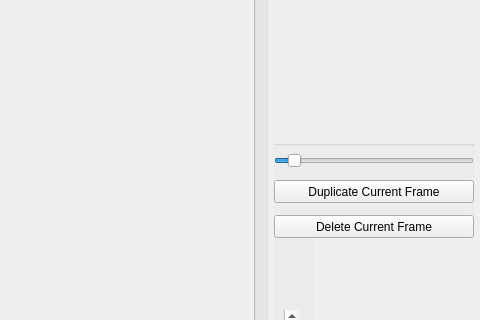
The window that view.ui (University-of-Utah-CS3505/sprite-editor-a7-f17-cs3505-MichaelTata) describes before a commit, drawn with Qt 5; both pictures show x 800 to 1280 and y 162 to 482 of the 1280 by 720 pixel window.
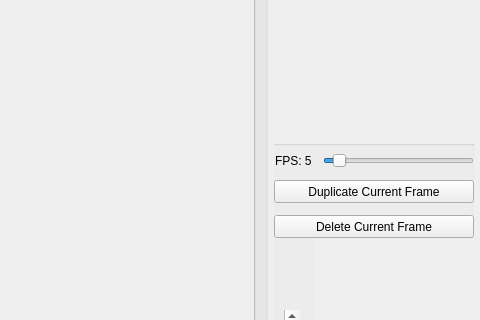
The same window after the commit. Icons and pictures are not drawn. Custom widgets are drawn as their Qt base class.

Commit message: Added documentation, added fps slider label and indicator.

The edit to the form file:
```diff
--- a/view.ui
+++ b/view.ui
@@ -400,9 +400,9 @@
          <widget class="QSlider" name="fpsSlider">
           <property name="geometry">
            <rect>
-            <x>10</x>
+            <x>59</x>
             <y>10</y>
-            <width>200</width>
+            <width>151</width>
             <height>22</height>
            </rect>
           </property>
@@ -857,6 +857,19 @@
            <enum>Qt::Vertical</enum>
           </property>
          </widget>
+         <widget class="QLabel" name="fpsLabel">
+          <property name="geometry">
+           <rect>
+            <x>11</x>
+            <y>0</y>
+            <width>41</width>
+            <height>41</height>
+           </rect>
+          </property>
+          <property name="text">
+           <string>FPS: 5</string>
+          </property>
+         </widget>
          <zorder>fpsSlider</zorder>
          <zorder>previewWidgetLeft</zorder>
          <zorder>addFrameButton</zorder>
```
Left out of the diff: 29 changed lines with no effect on the pictures. The commit also changes 4 other files.
